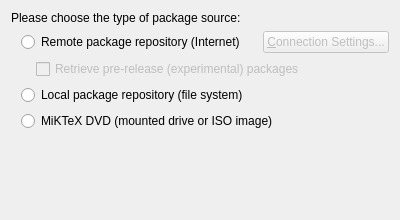
MiKTeX/miktex, file Libraries/MiKTeX/UI/Qt/SiteWizType.ui: the form before one commit.
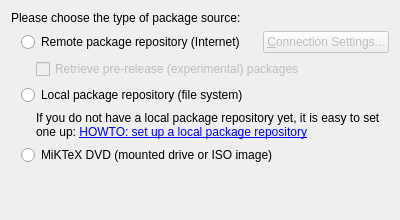
The form after the commit.

Commit message: Site wizard: help (link) to set up local repository

```diff
--- a/Libraries/MiKTeX/UI/Qt/SiteWizType.ui
+++ b/Libraries/MiKTeX/UI/Qt/SiteWizType.ui
@@ -118,6 +118,40 @@
            </property>
           </widget>
          </item>
+         <item>
+          <layout class="QHBoxLayout" name="horizontalLayout_3">
+           <item>
+            <spacer name="horizontalSpacer_4">
+             <property name="orientation">
+              <enum>Qt::Horizontal</enum>
+             </property>
+             <property name="sizeType">
+              <enum>QSizePolicy::Fixed</enum>
+             </property>
+             <property name="sizeHint" stdset="0">
+              <size>
+               <width>15</width>
+               <height>20</height>
+              </size>
+             </property>
+            </spacer>
+           </item>
+           <item>
+            <widget class="QLabel" name="label">
+             <property name="text">
+              <string>&lt;p&gt;If you do not have a local package repository yet, it is easy to set one up: &lt;a href=&quot;https://miktex.org/howto/local-repository&quot;&gt;HOWTO: set up a local package repository&lt;/a&gt;&lt;/p&gt;
+</string>
+             </property>
+             <property name="wordWrap">
+              <bool>true</bool>
+             </property>
+             <property name="openExternalLinks">
+              <bool>true</bool>
+             </property>
+            </widget>
+           </item>
+          </layout>
+         </item>
          <item>
           <widget class="QRadioButton" name="rbCD">
            <property name="text">
```
The commit also changes 1 other file.
